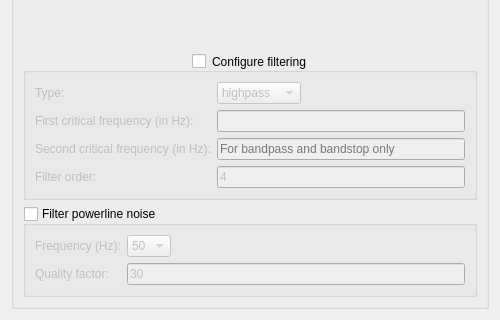
Old version of the form biogui/resources/signal_config_widget.ui in the repository pulp-bio/biogui; both pictures show x 0 to 500 and y 302 to 622 of the 500 by 622 pixel window.
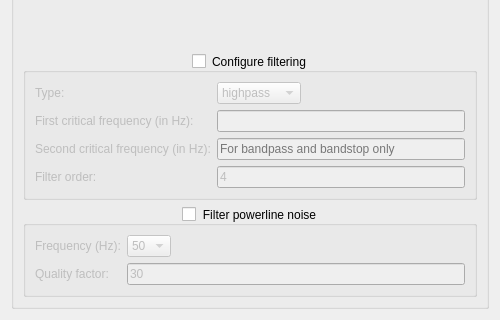
New version of the form.

```diff
--- a/biogui/resources/signal_config_widget.ui
+++ b/biogui/resources/signal_config_widget.ui
@@ -75,7 +75,7 @@
       <set>Qt::AlignCenter</set>
      </property>
      <property name="flat">
-      <bool>true</bool>
+      <bool>false</bool>
      </property>
      <property name="checkable">
       <bool>true</bool>
@@ -85,7 +85,7 @@
      </property>
      <layout class="QVBoxLayout" name="verticalLayout_2" stretch="1,0,0">
       <item>
-       <layout class="QFormLayout" name="formLayout">
+       <layout class="QFormLayout" name="formLayout2">
         <property name="fieldGrowthPolicy">
          <enum>QFormLayout::ExpandingFieldsGrow</enum>
         </property>
@@ -296,13 +296,16 @@
         <property name="title">
          <string>Filter powerline noise</string>
         </property>
+        <property name="alignment">
+         <set>Qt::AlignCenter</set>
+        </property>
         <property name="checkable">
          <bool>true</bool>
         </property>
         <property name="checked">
          <bool>false</bool>
         </property>
-        <layout class="QFormLayout" name="formLayout2">
+        <layout class="QFormLayout" name="formLayout4">
          <property name="fieldGrowthPolicy">
           <enum>QFormLayout::ExpandingFieldsGrow</enum>
          </property>
```
Left out of the diff: 2 changed lines with no effect on the pictures.
